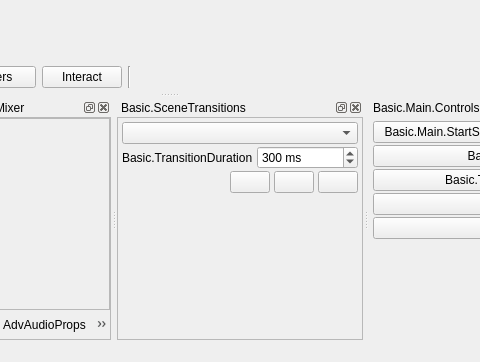
Above: UI/forms/OBSBasic.ui from obsproject/obs-studio before the change; both pictures show x 371 to 851 and y 367 to 729 of the 1079 by 729 pixel window. Below: the same form after it.
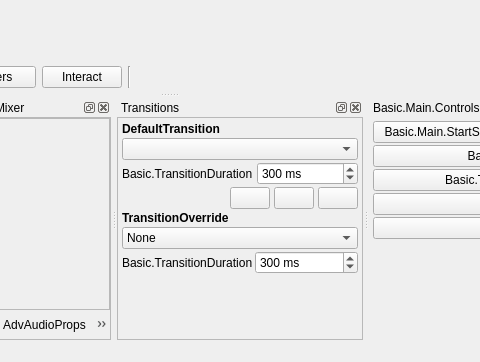
That is the form after the change. Icons and pictures are not drawn. Custom widgets are drawn as their Qt base class.

Commit message:
UI: Add transition override to transitions dock
This adds the per-scene transitions to the transitions dock, so
that they are not just in the context menu.

```diff
--- a/UI/forms/OBSBasic.ui
+++ b/UI/forms/OBSBasic.ui
@@ -1201,7 +1201,7 @@
     <set>QDockWidget::DockWidgetClosable|QDockWidget::DockWidgetMovable|QDockWidget::DockWidgetFloatable</set>
    </property>
    <property name="windowTitle">
-    <string>Basic.SceneTransitions</string>
+    <string>Transitions</string>
    </property>
    <attribute name="dockWidgetArea">
     <number>8</number>
@@ -1247,6 +1247,19 @@
         <property name="bottomMargin">
          <number>4</number>
         </property>
+        <item>
+         <widget class="QLabel" name="label_4">
+          <property name="font">
+           <font>
+            <weight>75</weight>
+            <bold>true</bold>
+           </font>
+          </property>
+          <property name="text">
+           <string>DefaultTransition</string>
+          </property>
+         </widget>
+        </item>
         <item>
          <widget class="QComboBox" name="transitions">
           <property name="minimumSize">
@@ -1424,6 +1437,61 @@
           </item>
          </layout>
         </item>
+        <item>
+         <widget class="QLabel" name="label_3">
+          <property name="font">
+           <font>
+            <weight>75</weight>
+            <bold>true</bold>
+           </font>
+          </property>
+          <property name="text">
+           <string>TransitionOverride</string>
+          </property>
+         </widget>
+        </item>
+        <item>
+         <widget class="QComboBox" name="trOverride">
+          <item>
+           <property name="text">
+            <string>None</string>
+           </property>
+          </item>
+         </widget>
+        </item>
+        <item>
+         <layout class="QHBoxLayout" name="horizontalLayout_8">
+          <item>
+           <widget class="QLabel" name="label_2">
+            <property name="sizePolicy">
+             <sizepolicy hsizetype="Maximum" vsizetype="Preferred">
+              <horstretch>0</horstretch>
+              <verstretch>0</verstretch>
+             </sizepolicy>
+            </property>
+            <property name="text">
+             <string>Basic.TransitionDuration</string>
+            </property>
+           </widget>
+          </item>
+          <item>
+           <widget class="QSpinBox" name="trOverrideDuration">
+            <property name="suffix">
+             <string> ms</string>
+            </property>
+            <property name="minimum">
+             <number>50</number>
+            </property>
+            <property name="maximum">
+             <number>20000</number>
+            </property>
+            <property name="value">
+             <number>300</number>
+            </property>
+           </widget>
+          </item>
+         </layout>
+        </item>
         <item>
          <spacer name="verticalSpacer">
           <property name="orientation">
```
The commit also changes 3 other files.
